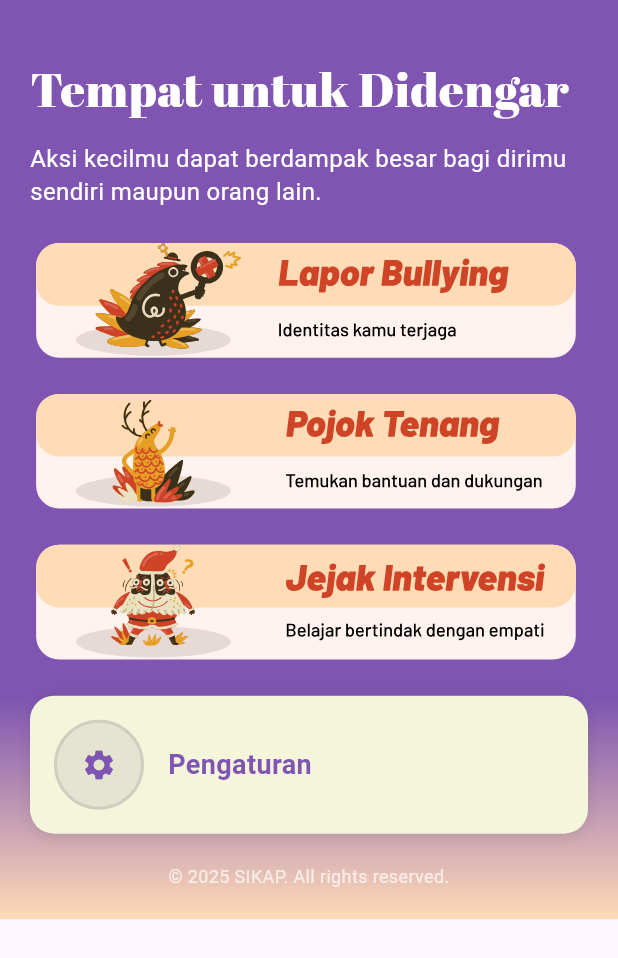
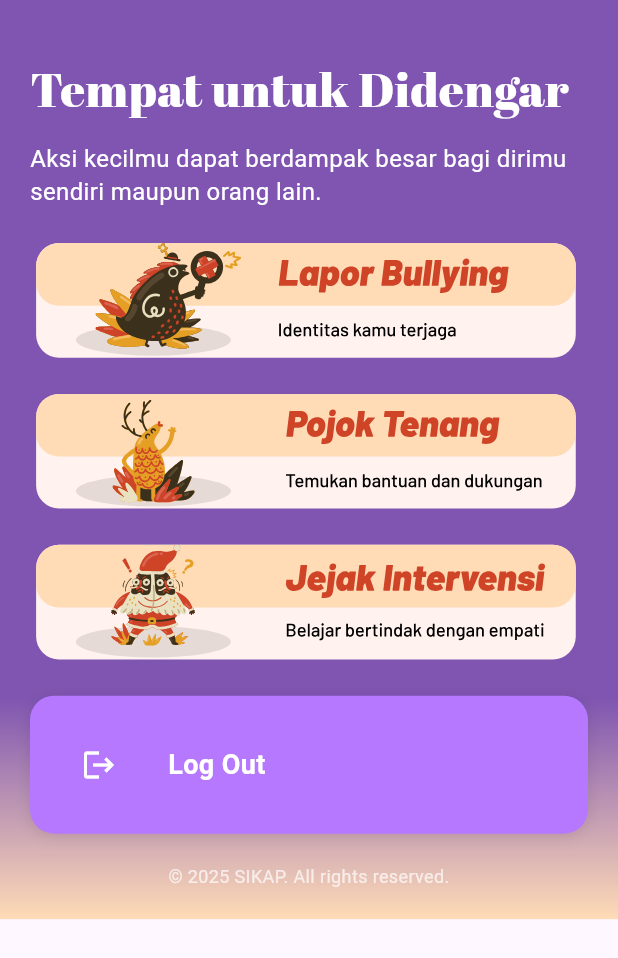
Before and after one commit to MBD-LIDM/SIKAP-frontend, a Flutter app: the HomePage screen opened directly, on a phone screen of 412 x 824 dp. Shown: the top 958 px of the screen. Run offline on Flutter 3.47's test engine with Material 3 defaults, Android fonts, the light colour scheme and no system bars; our stand-ins replace flutter_svg, google_fonts.

Commit message:
Added logout button in homepages

```diff
--- a/lib/features/home/presentation/pages/home_page.dart
+++ b/lib/features/home/presentation/pages/home_page.dart
@@ -2,6 +2,7 @@ import 'package:flutter/material.dart';
 import 'package:flutter_svg/flutter_svg.dart';
 import 'package:sikap/features/bullying/presentation/pages/bullying_reports_list_page.dart';
 import 'package:sikap/features/wellbeing_resources/presentation/pages/pojok_tenang_page.dart';
+import 'package:sikap/features/authentication/presentation/pages/login_page.dart';
 import '../widgets/feature_button_placeholder.dart';
 import '../../../../core/theme/app_theme.dart';
 
@@ -116,15 +117,23 @@ class _HomePageState extends State<HomePage> {
                         ),
                       ),
                       const SizedBox(height: 16),
-                      // Pengaturan Button
+                      // Log Out Button
                       FeatureButtonPlaceholder(
-                        title: 'Pengaturan',
-                        subtitle: '', // Empty for settings
-                        icon: Icons.settings,
+                        title: 'Log Out',
+                        subtitle: '', // Empty for logout
+                        icon: Icons.logout,
                         isSettings: true,
+                        backgroundColor: const Color(0xFFB678FF),
+                        textColor: Colors.white,
+                        iconColor: Colors.white,
+                        filled: true,
                         onTap: () {
-                          // TODO: Navigate to settings page
-                          _showComingSoonDialog('Pengaturan');
+                          // Navigate back to LoginPage and clear navigation stack
+                          Navigator.pushAndRemoveUntil(
+                            context,
+                            MaterialPageRoute(builder: (context) => const LoginPage()),
+                            (route) => false,
+                          );
                         },
                       ),
                     ],
--- a/lib/features/home/presentation/widgets/feature_button_placeholder.dart
+++ b/lib/features/home/presentation/widgets/feature_button_placeholder.dart
@@ -9,6 +9,10 @@ class FeatureButtonPlaceholder extends StatelessWidget {
   final VoidCallback onTap;
   final bool isSettings;
   final String? svgAsset;
+  final Color? backgroundColor;
+  final Color? textColor;
+  final Color? iconColor;
+  final bool filled;
 
   const FeatureButtonPlaceholder({
     super.key,
@@ -18,6 +22,10 @@ class FeatureButtonPlaceholder extends StatelessWidget {
     required this.onTap,
     this.isSettings = false,
     this.svgAsset,
+    this.backgroundColor,
+    this.textColor,
+    this.iconColor,
+    this.filled = false,
   });
 
   @override
@@ -28,7 +36,7 @@ class FeatureButtonPlaceholder extends StatelessWidget {
         width: double.infinity,
         padding: const EdgeInsets.all(16),
         decoration: BoxDecoration(
-          color: AppTheme.creamBackground,
+          color: backgroundColor ?? AppTheme.creamBackground,
           borderRadius: BorderRadius.circular(16),
           boxShadow: [
             BoxShadow(
@@ -41,7 +49,29 @@ class FeatureButtonPlaceholder extends StatelessWidget {
         child: Row(
           children: [
             // Icon/SVG container
-            Container(
+            filled
+                ? SizedBox(
+                    width: 60,
+                    height: 60,
+                    child: Center(
+                      child: svgAsset != null
+                          ? SvgPicture.asset(
+                              svgAsset!,
+                              width: 36,
+                              height: 36,
+                              fit: BoxFit.contain,
+                              colorFilter: iconColor != null
+                                  ? ColorFilter.mode(iconColor!, BlendMode.srcIn)
+                                  : null,
+                            )
+                          : Icon(
+                              icon,
+                              size: 24,
+                              color: iconColor ?? (isSettings ? AppTheme.primaryPurple : Colors.grey[600]),
+                            ),
+                    ),
+                  )
+                : Container(
                     width: 60,
                     height: 60,
                     decoration: BoxDecoration(
@@ -76,9 +106,9 @@ class FeatureButtonPlaceholder extends StatelessWidget {
                 children: [
                   Text(
                     title,
-                    style: isSettings
-                        ? AppTheme.buttonTextPurple
-                        : AppTheme.buttonText,
+                    style: (isSettings ? AppTheme.buttonTextPurple : AppTheme.buttonText).copyWith(
+                      color: textColor ?? (isSettings ? AppTheme.primaryPurple : AppTheme.orangeAccent),
+                    ),
                   ),
                   if (!isSettings) ...[
                     const SizedBox(height: 4),
```
Also changed, not shown: lib/features/home/presentation/pages/home_teacher_page.dart (+21 -0 lines). Lines whose indentation alone changed are shown as unchanged.
